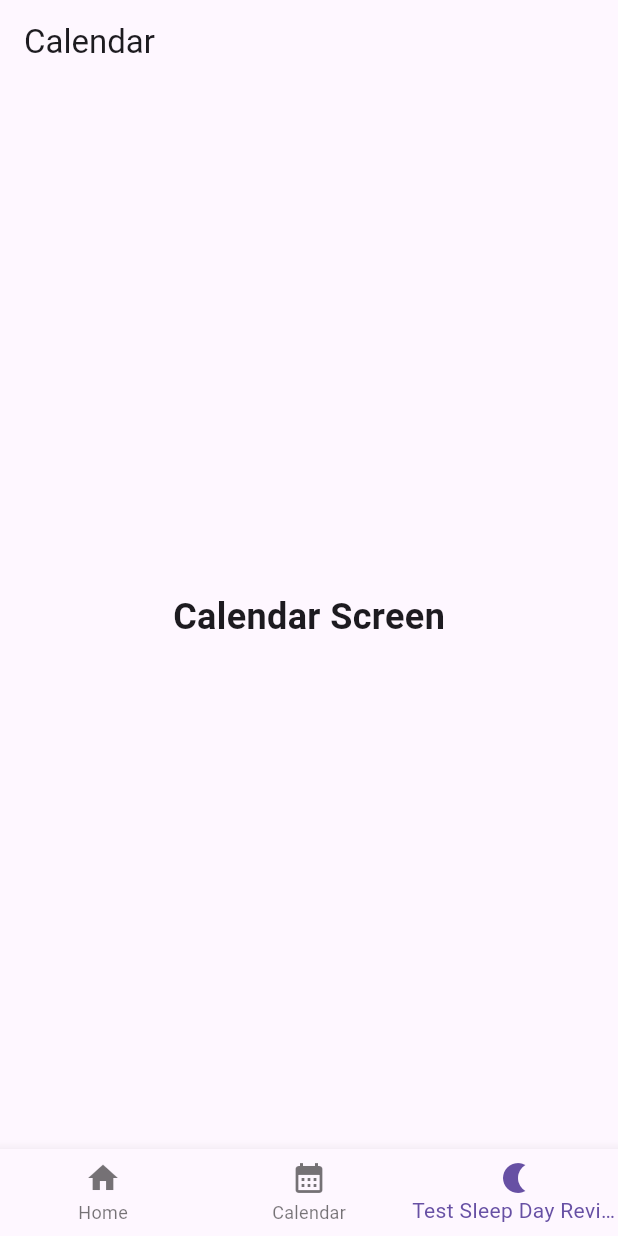
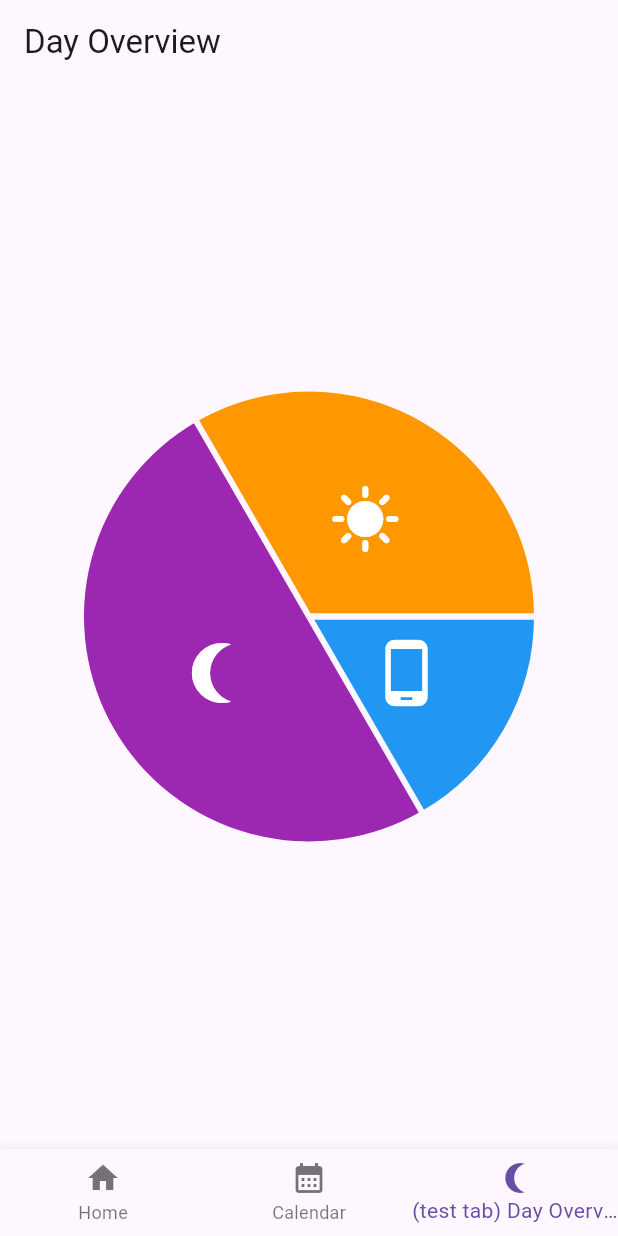
Before and after one commit to Cs3541/AwesomeHonkShoo, a Flutter app: the screen it shows once a user with an empty profile is signed in, item 3 of the bottom bar chosen, on a phone screen of 412 x 824 dp. Run offline on Flutter 3.47's test engine with Material 3 defaults, Android fonts, the phone set to English and light mode, and no system bars; drawn by our look-alikes of fl_chart; our stand-ins replace firebase_auth, firebase_core; accounts and stored records are empty.

Commit message:
Sleep pie chart.

```diff
--- /dev/null
+++ b/lib/views/day_overview.dart
@@ -0,0 +1,74 @@
+import 'package:flutter/material.dart';
+
+import 'package:fl_chart/fl_chart.dart';
+
+class DayOverviewScreen extends StatelessWidget {
+  // properties for the chart so we can modify it easier
+  final double chartRadius = 150;
+
+  const DayOverviewScreen({super.key});
+
+  @override
+  Widget build(BuildContext context) {
+    return Scaffold(
+      appBar: AppBar(title: const Text('Day Overview')),
+      body: Center(
+        child: PieChart(
+          PieChartData(
+            sectionsSpace: 4,
+            centerSpaceRadius: 0,
+            sections: [
+              PieChartSectionData(
+                // Screen time
+                value: 10,
+                title: '',
+                badgeWidget: Icon(
+                  color: Colors.white,
+                  Icons.phone_android,
+                  size: 48,
+                ),
+                color: Colors.blue,
+                radius: chartRadius,
+                titleStyle: const TextStyle(
+                  fontSize: 16,
+                  fontWeight: FontWeight.bold,
+                  color: Colors.white,
+                ),
+              ),
+              PieChartSectionData(
+                // Sleep
+                value: 30,
+                title: '',
+                badgeWidget: Icon(
+                  color: Colors.white,
+                  Icons.nightlight_round_outlined,
+                  size: 48,
+                ),
+                color: Colors.purple,
+                radius: chartRadius,
+                titleStyle: const TextStyle(
+                  fontSize: 16,
+                  fontWeight: FontWeight.bold,
+                  color: Colors.white,
+                ),
+              ),
+              PieChartSectionData(
+                // "Other"
+                value: 20,
+                title: '',
+                badgeWidget: Icon(color: Colors.white, Icons.sunny, size: 48),
+                color: Colors.orange,
+                radius: chartRadius,
+                titleStyle: const TextStyle(
+                  fontSize: 16,
+                  fontWeight: FontWeight.bold,
+                  color: Colors.white,
+                ),
+              ),
+            ],
+          ),
+        ),
+      ),
+    );
+  }
+}
--- a/lib/views/main_navigation.dart
+++ b/lib/views/main_navigation.dart
@@ -1,3 +1,4 @@
+import 'package:awesome_honk_shoo_app/views/day_overview.dart';
 import 'package:flutter/material.dart';
 
 import 'home_screen.dart';
@@ -17,7 +18,7 @@ class _MainNavigationScreenState extends State<MainNavigationScreen> {
   final List<Widget> _screens = [
     const HomeScreen(),
     const CalendarScreen(),
-    const CalendarScreen(),
+    const DayOverviewScreen(),
   ];
 
   void _onItemTapped(int index) {
@@ -44,8 +45,8 @@ class _MainNavigationScreenState extends State<MainNavigationScreen> {
           ),
 
           BottomNavigationBarItem(
-            icon: Icon(Icons.nightlight),
-            label: 'Test Sleep Day Review',
+            icon: Icon(Icons.nightlight_round_outlined),
+            label: '(test tab) Day Overview',
           ),
         ],
       ),
--- a/pubspec.yaml
+++ b/pubspec.yaml
@@ -30,6 +30,7 @@ environment:
 dependencies:
   flutter:
     sdk: flutter
+  fl_chart: ^0.70.2
   firebase_auth: ^7.0.1
 
   # The following adds the Cupertino Icons font to your application.
```
Also changed, not shown: pubspec.lock.
